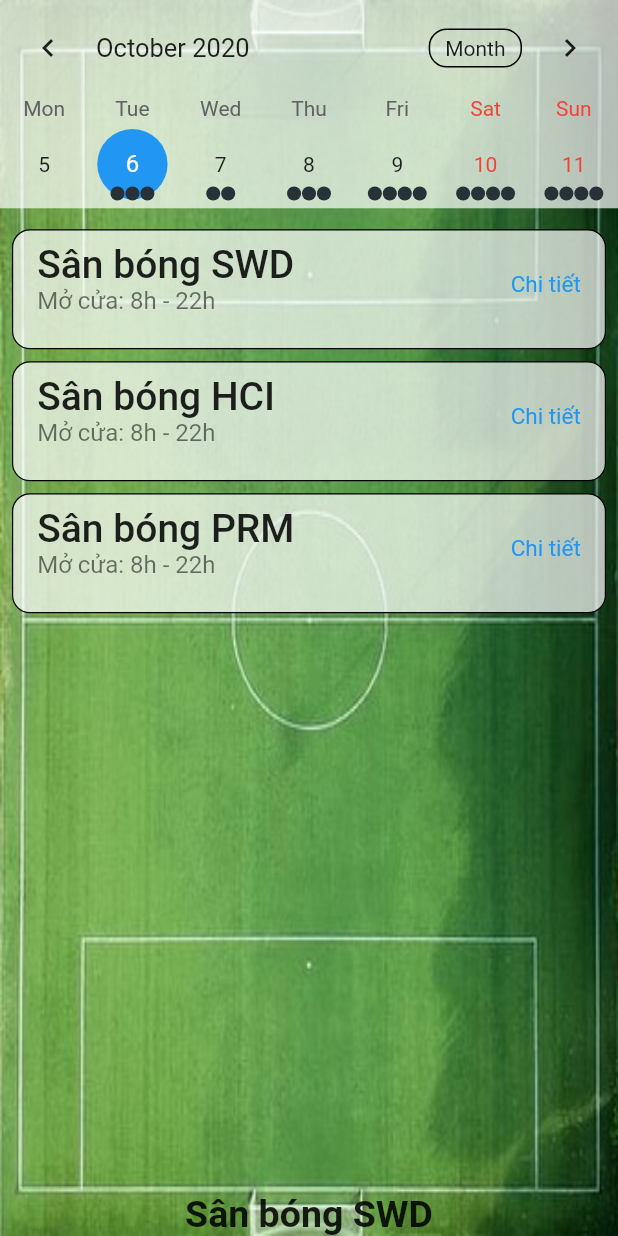
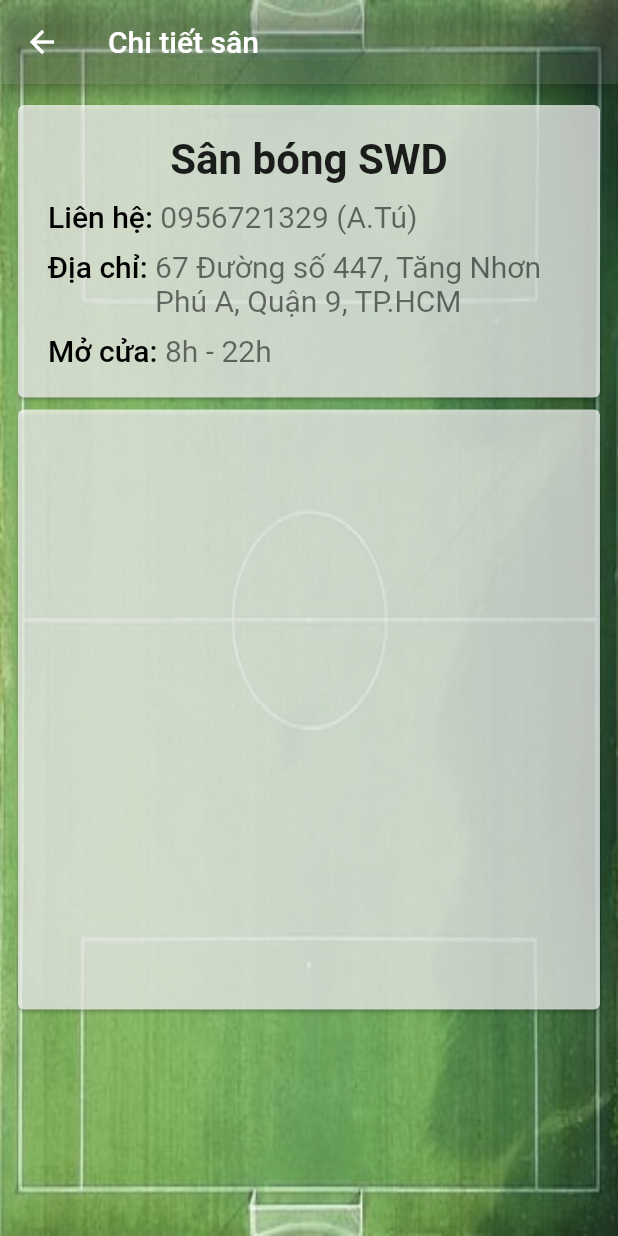
Before and after one commit to tult1803/HCI, a Flutter app: the BookingPage widget shown alone on an empty page, opened directly, after a tap on "Sân bóng SWD", on a phone screen of 412 x 824 dp. Run offline on Flutter 3.47's test engine with Material 2 defaults, Android fonts, the phone set to English and light mode, and no system bars; drawn by our look-alikes of table_calendar; our stand-ins replace curved_navigation_bar, email_validator, firebase_auth, firebase_core, font_awesome_flutter, google_fonts and 2 more; accounts and stored records are empty; Roboto replaces fonts that are missing (Alice, Yrsa).

Commit message:
Updated DetailsBooking Page

```diff
--- a/football_manager/lib/view/booking.dart
+++ b/football_manager/lib/view/booking.dart
@@ -4,18 +4,17 @@ import 'dart:ui';
 
 import 'package:flutter/material.dart';
 import 'package:football_manager/url/url.dart';
+import 'package:football_manager/view/details_booking.dart';
 import 'package:google_fonts/google_fonts.dart';
 import 'package:table_calendar/table_calendar.dart';
 
 class BookingPage extends StatefulWidget {
   @override
-  _BookingPageState createState() => _BookingPageState();
+  BookingPageState createState() => BookingPageState();
 }
 
-class _BookingPageState extends State<BookingPage> {
-
-  String tapped ='';
-
+class BookingPageState extends State<BookingPage> {
+  static String tapped ='';
   CalendarController _controller;
   Map<DateTime, List> _events;
   List _selectedEvents;
@@ -30,7 +29,7 @@ class _BookingPageState extends State<BookingPage> {
       _selectedDay.subtract(Duration(days: -1)): ['Sân bóng ACC', 'Sân bóng ISC'],
       _selectedDay.subtract(Duration(days: -2)): ['Sân bóng SWD', 'Sân bóng ISC', 'Sân bóng HCI'],
       _selectedDay.subtract(Duration(days: -3)): ['Sân bóng ACC', 'Sân bóng PRM', 'Sân bóng HCI', 'Sân bóng ISC'],
-      _selectedDay.subtract(Duration(days: -4)): ['Sân bóng SWD', 'Sân bóng HCI', 'Sân bóng PRM', 'Sân bóng ACC', 'Sân bóng ISC'],
+      _selectedDay.subtract(Duration(days: -4)): ['Sân bóng HCI', 'Sân bóng PRM', 'Sân bóng ACC', 'Sân bóng SWD', 'Sân bóng ISC'],
       _selectedDay.subtract(Duration(days: -5)): ['Sân bóng SWD', 'Sân bóng HCI', 'Sân bóng PRM', 'Sân bóng ACC', 'Sân bóng ISC'],
     };
 
@@ -70,9 +69,6 @@ class _BookingPageState extends State<BookingPage> {
             ),
             SizedBox(height: 10,),
             Expanded(child: _buildEventList()),
-
-            Text('$tapped', style: TextStyle(fontSize: 25, fontWeight: FontWeight.w700),),
-
           ],
         ),
       ),
@@ -107,6 +103,8 @@ class _BookingPageState extends State<BookingPage> {
             setState(() {
               tapped = event;
             });
+
+            Navigator.of(context).push(MaterialPageRoute(builder: (context) => DetailsBooking()));
           }
         ),
       ))
--- /dev/null
+++ b/football_manager/lib/view/details_booking.dart
@@ -0,0 +1,150 @@
+
+
+import 'package:flutter/material.dart';
+import 'package:football_manager/url/url.dart';
+import 'package:football_manager/view/booking.dart';
+import 'package:google_fonts/google_fonts.dart';
+
+class DetailsBooking extends StatefulWidget {
+  @override
+  _DetailsBookingState createState() => _DetailsBookingState();
+}
+
+class _DetailsBookingState extends State<DetailsBooking> {
+  String tapped;
+  String address;
+  String phone;
+  String timeOpen;
+  String admin;
+  @override
+  void initState() {
+    // TODO: implement initState
+    super.initState();
+    _getTapped();
+    _checkTapped();
+  }
+
+  void _getTapped(){
+    setState(() {
+      tapped = BookingPageState.tapped;
+    });
+  }
+
+  void _checkTapped(){
+    if(tapped == 'Sân bóng SWD'){
+      setState(() {
+         address = '67 Đường số 447, Tăng Nhơn Phú A, Quận 9, TP.HCM';
+         phone = '0956721329';
+         timeOpen = '8h - 22h';
+         admin = 'A.Tú';
+      });
+    }else if(tapped == 'Sân bóng HCI'){
+      setState(() {
+        address = '442 Lê Văn Việt, Tăng Nhơn Phú A, Quận 9, TP.HCM';
+        phone = '0906534119';
+        timeOpen = '8h - 22h';
+        admin = 'A.Tuấn';
+      });
+    }else if(tapped == 'Sân bóng PRM'){
+      setState(() {
+        address = '6 Đường số 51, Hiệp Bình Chánh, Thủ Đức, TP.HCM';
+        phone = '0978999999';
+        timeOpen = '8h - 22h';
+        admin = 'A.Đạt';
+      });
+    }else if(tapped == 'Sân bóng ACC'){
+      setState(() {
+        address = '225 Nam Hòa, Phước Long A, Quận 9, TP.HCM';
+        phone = '0907777777';
+        timeOpen = '8h - 22h';
+        admin = 'A.Dũng';
+      });
+    }else if(tapped == 'Sân bóng ISC'){
+      setState(() {
+        address = '9 Hém 445, Phước Long B, Quận 9, TP.HCM';
+        phone = '0901234567';
+        timeOpen = '8h - 22h';
+        admin = 'A.Nguyên';
+      });
+    }
+  }
+  @override
+  Widget build(BuildContext context) {
+    var size = MediaQuery.of(context).size;
+    return Container(
+      decoration: BoxDecoration(
+          image: DecorationImage(
+              fit: BoxFit.fill,
+              image: AssetImage(url_imgbackground_welcome))
+      ),
+      child: Scaffold(
+        appBar: AppBar(
+          title: Text('Chi tiết sân'),
+          backgroundColor: Colors.white10,
+        ),
+        backgroundColor: Colors.white10,
+        body: SingleChildScrollView(
+          child: Padding(
+            padding: const EdgeInsets.only(left:8.0, right: 8.0, top: 10),
+            child: Column(
+              children: [
+                Card(
+                  color: Colors.white70,
+                  child: Container(
+                    width: size.width,
+                    // height: 230,
+                   child: Column(
+                     crossAxisAlignment: CrossAxisAlignment.start,
+                     // mainAxisAlignment: MainAxisAlignment.center,
+                     children: [
+                       Padding(
+                         padding: const EdgeInsets.only(top: 20.0),
+                         child: Center(child: Text('${tapped}', style: GoogleFonts.alice(fontSize: 28, fontWeight: FontWeight.w600),)),
+                       ),
+                       Padding(
+                         padding: const EdgeInsets.only(top: 10, left: 20),
+                         child: Row(
+                           children: [
+                             Text('Liên hệ: ', style: TextStyle(fontSize: 20, color: Colors.black, fontWeight: FontWeight.w500),),
+                             Text('$phone ($admin)', style: TextStyle(fontSize: 20, color: Colors.black54),),
+                           ],
+                         ),
+                       ),
+                       Padding(
+                         padding: const EdgeInsets.only(top: 10, left: 20),
+                         child: Wrap(
+                           children: [
+                             Text('Địa chỉ: ', style: TextStyle(fontSize: 20, color: Colors.black, fontWeight: FontWeight.w500),),
+                             Container(
+                               width: size.width * 0.7,
+                               child: Text('$address', style: TextStyle(fontSize: 20, color: Colors.black54),overflow: TextOverflow.fade,),),
+                           ],
+                         ),
+                       ),
+                       Padding(
+                         padding: const EdgeInsets.only(top: 10, left: 20),
+                         child: Row(
+                           children: [
+                             Text('Mở cửa: ', style: TextStyle(fontSize: 20, color: Colors.black, fontWeight: FontWeight.w500),),
+                             Text('$timeOpen', style: TextStyle(fontSize: 20, color: Colors.black54),),
+                           ],
+                         ),
+                       ),
+                       SizedBox(height: 20,),
+                     ],
+                   ))),
+
+            Card(
+              color: Colors.white70,
+              child: Container(
+                width: size.width,
+                height: 400,
+              )),
+              ],
+            ),
+          ),
+        ),
+      ),
+    );
+  }
+}
--- a/football_manager/pubspec.yaml
+++ b/football_manager/pubspec.yaml
@@ -31,7 +31,7 @@ dependencies:
   firebase_core: ^0.5.0
   firebase_auth: ^0.18.1+1
   google_sign_in: ^4.5.4
-  email_validator: '^1.0.0'
+  email_validator: ^1.0.0
 
 
   # The following adds the Cupertino Icons font to your application.
```
Also changed, not shown: football_manager/pubspec.lock, 3 other files.
